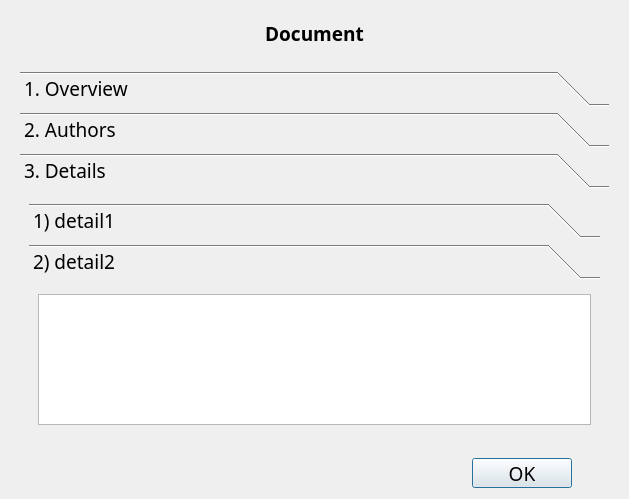
Above: qrgbd/helpdialog.ui from Unsigned-Long/QRGBD-SLAM before the change. Below: the same form after it.
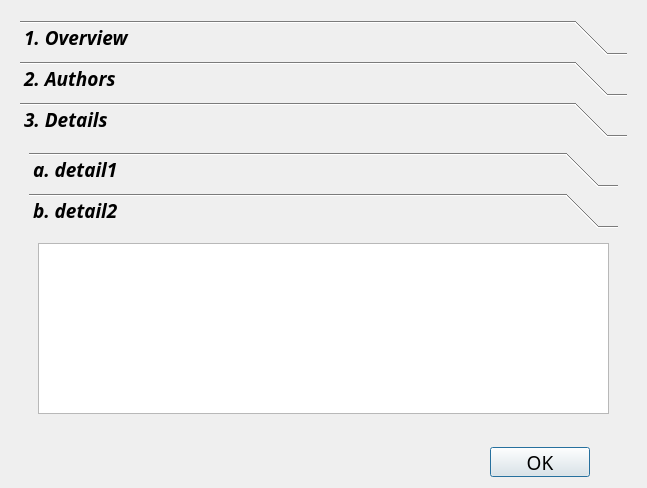
That is the form after the change. The open tabs and pages were chosen to show the change.

What changed in the file:
```diff
--- a/qrgbd/helpdialog.ui
+++ b/qrgbd/helpdialog.ui
@@ -6,15 +6,69 @@
    <rect>
     <x>0</x>
     <y>0</y>
-    <width>629</width>
-    <height>499</height>
+    <width>647</width>
+    <height>488</height>
    </rect>
   </property>
   <property name="windowTitle">
    <string>Dialog</string>
   </property>
   <layout class="QGridLayout" name="gridLayout">
-   <item row="1" column="0" colspan="3">
+   <item row="1" column="1">
+    <widget class="QPushButton" name="btn_ok">
+     <property name="minimumSize">
+      <size>
+       <width>100</width>
+       <height>30</height>
+      </size>
+     </property>
+     <property name="maximumSize">
+      <size>
+       <width>200</width>
+       <height>16777215</height>
+      </size>
+     </property>
+     <property name="font">
+      <font>
+       <family>Ubuntu Mono</family>
+       <pointsize>14</pointsize>
+      </font>
+     </property>
+     <property name="text">
+      <string>OK</string>
+     </property>
+    </widget>
+   </item>
+   <item row="1" column="0">
+    <spacer name="horizontalSpacer">
+     <property name="orientation">
+      <enum>Qt::Horizontal</enum>
+     </property>
+     <property name="sizeHint" stdset="0">
+      <size>
+       <width>40</width>
+       <height>20</height>
+      </size>
+     </property>
+    </spacer>
+   </item>
+   <item row="1" column="2">
+    <spacer name="horizontalSpacer_2">
+     <property name="orientation">
+      <enum>Qt::Horizontal</enum>
+     </property>
+     <property name="sizeType">
+      <enum>QSizePolicy::Fixed</enum>
+     </property>
+     <property name="sizeHint" stdset="0">
+      <size>
+       <width>40</width>
+       <height>20</height>
+      </size>
+     </property>
+    </spacer>
+   </item>
+   <item row="0" column="0" colspan="3">
     <widget class="QFrame" name="frame">
      <property name="font">
       <font>
@@ -31,6 +85,14 @@
      <layout class="QGridLayout" name="gridLayout_2">
       <item row="1" column="0">
        <widget class="QToolBox" name="toolBox">
+        <property name="font">
+         <font>
+          <family>Ubuntu Mono</family>
+          <pointsize>14</pointsize>
+          <italic>true</italic>
+          <bold>true</bold>
+         </font>
+        </property>
         <property name="frameShape">
          <enum>QFrame::NoFrame</enum>
         </property>
@@ -80,6 +142,14 @@
          </layout>
         </widget>
         <widget class="QWidget" name="details">
+         <property name="geometry">
+          <rect>
+           <x>0</x>
+           <y>0</y>
+           <width>611</width>
+           <height>317</height>
+          </rect>
+         </property>
          <attribute name="label">
           <string>3. Details</string>
          </attribute>
@@ -99,7 +169,7 @@
               </rect>
              </property>
              <attribute name="label">
-              <string>1) detail1</string>
+              <string>a. detail1</string>
              </attribute>
              <layout class="QGridLayout" name="gridLayout_6">
               <item row="0" column="0">
@@ -112,12 +182,12 @@
               <rect>
                <x>0</x>
                <y>0</y>
-               <width>575</width>
-               <height>193</height>
+               <width>593</width>
+               <height>233</height>
               </rect>
              </property>
              <attribute name="label">
-              <string>2) detail2</string>
+              <string>b. detail2</string>
              </attribute>
              <layout class="QGridLayout" name="gridLayout_7">
               <item row="0" column="0">
@@ -134,83 +204,6 @@
      </layout>
     </widget>
    </item>
-   <item row="2" column="1">
-    <widget class="QPushButton" name="btn_ok">
-     <property name="minimumSize">
-      <size>
-       <width>100</width>
-       <height>30</height>
-      </size>
-     </property>
-     <property name="maximumSize">
-      <size>
-       <width>200</width>
-       <height>16777215</height>
-      </size>
-     </property>
-     <property name="font">
-      <font>
-       <family>Ubuntu Mono</family>
-       <pointsize>14</pointsize>
-      </font>
-     </property>
-     <property name="text">
-      <string>OK</string>
-     </property>
-    </widget>
-   </item>
-   <item row="2" column="0">
-    <spacer name="horizontalSpacer">
-     <property name="orientation">
-      <enum>Qt::Horizontal</enum>
-     </property>
-     <property name="sizeHint" stdset="0">
-      <size>
-       <width>40</width>
-       <height>20</height>
-      </size>
-     </property>
-    </spacer>
-   </item>
-   <item row="2" column="2">
-    <spacer name="horizontalSpacer_2">
-     <property name="orientation">
-      <enum>Qt::Horizontal</enum>
-     </property>
-     <property name="sizeType">
-      <enum>QSizePolicy::Fixed</enum>
-     </property>
-     <property name="sizeHint" stdset="0">
-      <size>
-       <width>40</width>
-       <height>20</height>
-      </size>
-     </property>
-    </spacer>
-   </item>
-   <item row="0" column="0" colspan="3">
-    <widget class="QLabel" name="label">
-     <property name="minimumSize">
-      <size>
-       <width>0</width>
-       <height>45</height>
-      </size>
-     </property>
-     <property name="font">
-      <font>
-       <family>Ubuntu Mono</family>
-       <pointsize>14</pointsize>
-       <bold>true</bold>
-      </font>
-     </property>
-     <property name="text">
-      <string>Document</string>
-     </property>
-     <property name="alignment">
-      <set>Qt::AlignCenter</set>
-     </property>
-    </widget>
-   </item>
   </layout>
  </widget>
  <resources/>
```
Left out of the diff: 14 changed lines with no effect on the pictures.
